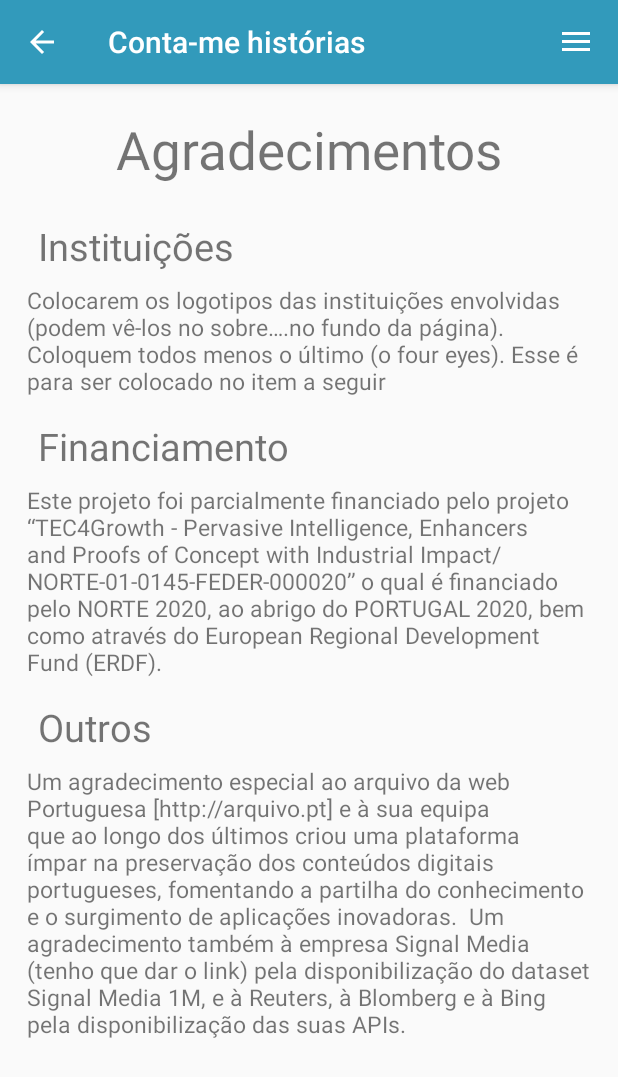
After one commit to andr000ide/Conta-me-Historias, an Android app: the fragment FragmentAgradecimentos placed in its activity, on a phone screen of 412 x 824 dp. The commit adds this screen. Shown: the top 1077 px of the screen. Run offline under Robolectric (Android 15) with nearby library versions, the phone set to English and light mode, and no system bars; 1 statement that could not run was skipped.

Commit message:
Agradecimentos

```diff
--- /dev/null
+++ b/app/src/main/java/com/example/projetofinal/Fragments/FragmentAgradecimentos.kt
@@ -0,0 +1,31 @@
+package com.example.projetofinal.Fragments
+
+import android.content.Context
+import android.net.Uri
+import android.os.Bundle
+import androidx.fragment.app.Fragment
+import android.view.LayoutInflater
+import android.view.View
+import android.view.ViewGroup
+
+import com.example.projetofinal.R
+
+
+
+class FragmentAgradecimentos : Fragment() {
+    override fun onCreate(savedInstanceState: Bundle?) {
+        super.onCreate(savedInstanceState)
+    }
+
+    override fun onCreateView(
+        inflater: LayoutInflater, container: ViewGroup?,
+        savedInstanceState: Bundle?
+    ): View? {
+        // Inflate the layout for this fragment
+        return inflater.inflate(R.layout.fragment_fragment_agradecimentos, container, false)
+    }
+
+
+
+
+}
--- a/app/src/main/java/com/example/projetofinal/SecondActivity.kt
+++ b/app/src/main/java/com/example/projetofinal/SecondActivity.kt
@@ -143,6 +143,13 @@ class SecondActivity : AppCompatActivity(), NavigationView.OnNavigationItemSelec
                         refreshApp("en")
                 }
             }
+            R.id.nav_six -> {
+                supportFragmentManager.beginTransaction().replace(R.id.fragment_container,
+                    FragmentAgradecimentos()
+                )
+                    .addToBackStack("6").commit()
+                check = R.id.nav_six
+            }
         }
 
         drawer?.closeDrawer(GravityCompat.END)
--- /dev/null
+++ b/app/src/main/res/layout/fragment_fragment_agradecimentos.xml
@@ -0,0 +1,71 @@
+<?xml version="1.0" encoding="utf-8"?>
+<ScrollView xmlns:android="http://schemas.android.com/apk/res/android"
+             xmlns:tools="http://schemas.android.com/tools"
+             android:layout_width="match_parent"
+             android:layout_height="match_parent"
+             tools:context=".Fragments.FragmentAgradecimentos">
+
+    <LinearLayout android:layout_width="match_parent"
+                  android:layout_height="match_parent"
+                  android:orientation="vertical">
+
+        <TextView android:layout_width="match_parent"
+                  android:layout_height="wrap_content"
+                  android:text="Agradecimentos"
+                  android:gravity="center"
+                  android:textSize="35sp"
+                  android:layout_margin="20dp"/>
+
+        <TextView android:layout_width="match_parent"
+                  android:layout_height="wrap_content"
+                  android:text="Instituições"
+                  android:layout_marginBottom="8dp"
+                  android:layout_marginTop="3dp"
+                  android:layout_marginLeft="25dp"
+                  android:layout_marginRight="25dp"
+                  android:textSize="25sp"
+        />
+        <TextView android:layout_width="match_parent"
+                  android:layout_height="wrap_content"
+                  android:layout_marginLeft="18dp"
+                  android:layout_marginRight="18dp"
+                  android:textSize="15sp"
+                  android:text="Colocarem os logotipos das instituições envolvidas (podem vê-los no sobre….no fundo da página). Coloquem todos menos o último (o four eyes). Esse é para ser colocado no item a seguir"/>
+
+        <TextView android:layout_width="match_parent"
+                  android:layout_height="wrap_content"
+                  android:text="Financiamento"
+                  android:layout_marginBottom="8dp"
+                  android:layout_marginTop="15dp"
+                  android:layout_marginLeft="25dp"
+                  android:layout_marginRight="25dp"
+                  android:textSize="25sp"
+        />
+        <TextView android:layout_width="match_parent"
+                  android:layout_height="wrap_content"
+                  android:layout_marginLeft="18dp"
+                  android:layout_marginRight="18dp"
+                  android:textSize="15sp"
+                  android:text="Este projeto foi parcialmente financiado pelo projeto “TEC4Growth - Pervasive Intelligence, Enhancers and Proofs of Concept with Industrial Impact/NORTE-01-0145-FEDER-000020” o qual é financiado pelo NORTE 2020, ao abrigo do PORTUGAL 2020, bem como através do European Regional Development Fund (ERDF)."/>
+        <TextView android:layout_width="match_parent"
+                  android:layout_height="wrap_content"
+                  android:text="Outros"
+                  android:layout_marginTop="15dp"
+                  android:layout_marginBottom="8dp"
+                  android:layout_marginLeft="25dp"
+                  android:layout_marginRight="25dp"
+                  android:textSize="25sp"
+        />
+        <TextView android:layout_width="match_parent"
+                  android:layout_height="wrap_content"
+                  android:layout_marginLeft="18dp"
+                  android:layout_marginRight="18dp"
+                  android:textSize="15sp"
+                  android:text="Um agradecimento especial ao arquivo da web Portuguesa [http://arquivo.pt] e à sua equipa que ao longo dos últimos criou uma plataforma ímpar na preservação dos conteúdos digitais portugueses, fomentando a partilha do conhecimento e o surgimento de aplicações inovadoras.
+
+Um agradecimento também à empresa Signal Media (tenho que dar o link) pela disponibilização do dataset Signal Media 1M, e à Reuters, à Blomberg e à Bing pela disponibilização das suas APIs."/>
+
+    </LinearLayout>
+
+
+</ScrollView>
--- a/app/src/main/res/menu/drawer_menu.xml
+++ b/app/src/main/res/menu/drawer_menu.xml
@@ -22,6 +22,12 @@
 
         </item>
 
+        <item android:id="@+id/nav_six"
+              android:icon="@drawable/ic_flag_black_24dp"
+              android:title="algo">
+
+        </item>
+
         <item android:id="@+id/nav_five"
               android:icon="@drawable/ic_flag_black_24dp"
               android:title="@string/lingua">
```
Also changed, not shown: app/src/main/res/values/strings.xml (+20 -7 lines).
